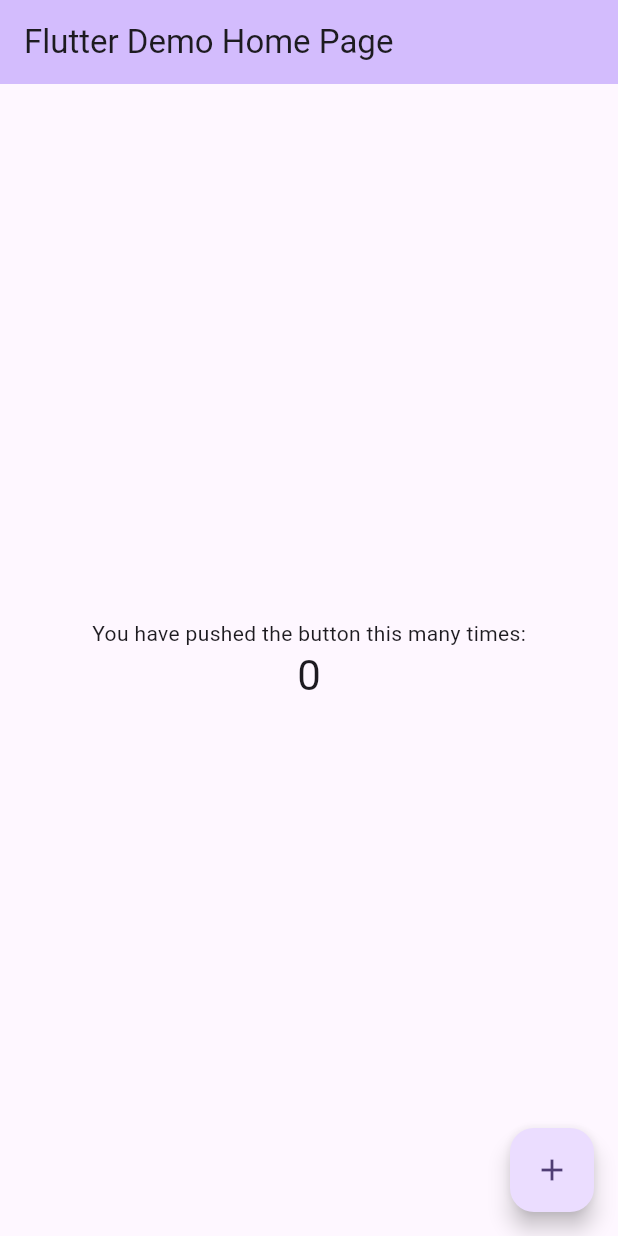
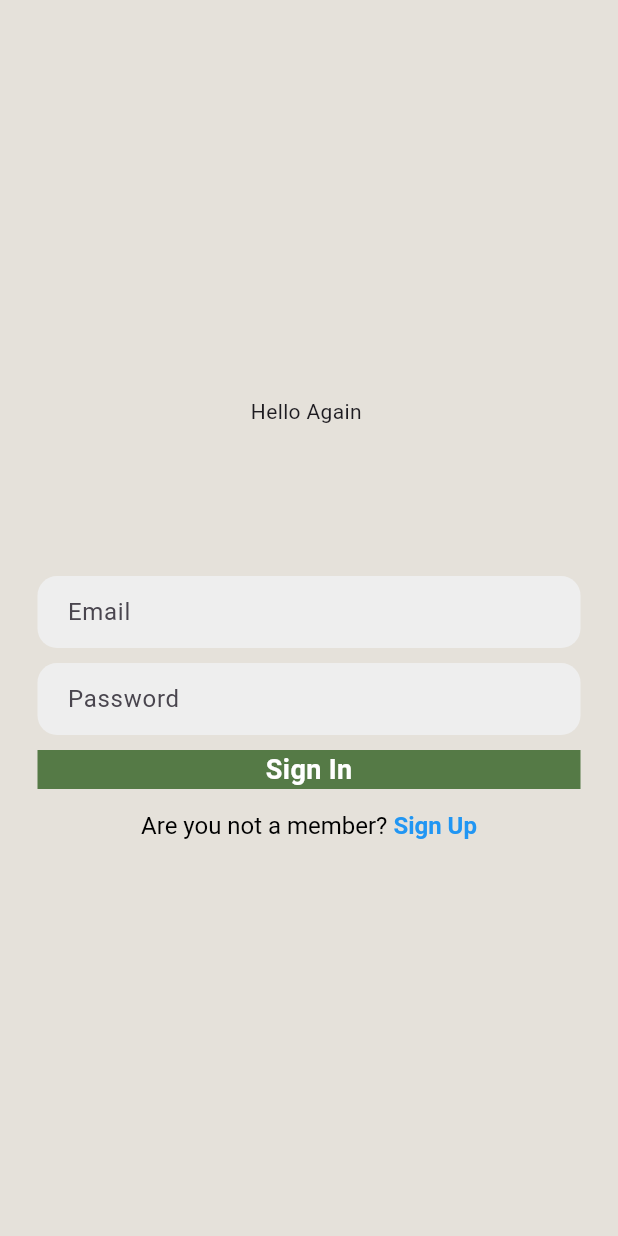
Before and after one commit to Flash210/Ecommerce, a Flutter app: the screen it shows after launch, on a phone screen of 412 x 824 dp. Run offline on Flutter 3.47's test engine with Material 3 defaults, Android fonts, the phone set to English and light mode, and no system bars; our stand-ins replace firebase_core, flutter_screenutil, get; missing offline and left inert: dart:ffi; accounts and stored records are empty.

Commit message:
login screen

```diff
--- /dev/null
+++ b/lib/auth/login/login_screen.dart
@@ -0,0 +1,69 @@
+
+
+import 'package:ecomerce/widgets/custom_button.dart';
+import 'package:ecomerce/widgets/login_sign_up_screen.dart';
+import 'package:flutter/material.dart';
+import 'package:flutter_screenutil/flutter_screenutil.dart';
+class LoginScreen extends StatefulWidget {
+  const LoginScreen({super.key});
+
+  @override
+  State<LoginScreen> createState() => _LoginScreenState();
+}
+
+class _LoginScreenState extends State<LoginScreen> {
+  @override
+  Widget build(BuildContext context) {
+    return    Scaffold(
+      backgroundColor:  Color(0xFFE5E1DA),
+      body: SafeArea(
+        child: Center(
+          child: SingleChildScrollView(
+
+            child: Column(
+              mainAxisAlignment: MainAxisAlignment.center,
+              children: [
+                Text("Hello Again "),
+
+SizedBox(height: 100),
+
+         FormScreen(hintText: "Email", obscure: false),
+                SizedBox(height: 10),
+                FormScreen(hintText: "Password", obscure: true ),
+                SizedBox(height: 10),
+                 CustomButton(text: "Sign In"),
+                SizedBox(height: 15),
+
+                RichText(
+                  text: TextSpan(
+                    text: 'Are you not a member? ',
+                    style: TextStyle(
+                      color: Colors.black,
+                      fontSize: 16.0,
+                    ),
+                    children: <TextSpan>[
+                      TextSpan(
+                        text: 'Sign Up',
+                        style: TextStyle(
+                          color: Colors.blue,
+                          fontSize: 16.0,
+                          fontWeight: FontWeight.bold,
+                        ),
+
+                      ),
+                    ],
+                  ),
+                )
+
+
+              ],
+            ),
+          ),
+        ),
+      )
+
+    );
+  }
+}
+
+// create a login screen with a form that has two text fields for email and password
--- /dev/null
+++ b/lib/core/images_strings.dart
@@ -0,0 +1,4 @@
+
+
+
+const String login_path = "assets/images/login.png";
--- a/lib/main.dart
+++ b/lib/main.dart
@@ -1,106 +1,31 @@
+import 'package:ecomerce/auth/login/login_screen.dart';
 import 'package:flutter/material.dart';
 import 'package:firebase_core/firebase_core.dart';
+import 'package:get/get.dart';
 import 'firebase_options.dart';
-Future<void> main() async {
-WidgetsFlutterBinding.ensureInitialized();
+ void main()  async {
+   WidgetsFlutterBinding.ensureInitialized();
+   await Firebase.initializeApp();
 
-
-  await Firebase.initializeApp(
-    options: DefaultFirebaseOptions.currentPlatform,
-  );
   runApp(const MyApp());
 }
 
 class MyApp extends StatelessWidget {
   const MyApp({super.key});
 
-  // This widget is the root of your application.
   @override
   Widget build(BuildContext context) {
     return MaterialApp(
+      debugShowCheckedModeBanner: false,
       title: 'Flutter Demo',
       theme: ThemeData(
 
         colorScheme: ColorScheme.fromSeed(seedColor: Colors.deepPurple),
         useMaterial3: true,
       ),
-      home: const MyHomePage(title: 'Flutter Demo Home Page'),
-    );
+      home:  LoginScreen());
+
+
+
   }
 }
-
-class MyHomePage extends StatefulWidget {
-  const MyHomePage({super.key, required this.title});
-
-
-  final String title;
-
-  @override
-  State<MyHomePage> createState() => _MyHomePageState();
-}
-
-class _MyHomePageState extends State<MyHomePage> {
-  int _counter = 0;
-
-  void _incrementCounter() {
-    setState(() {
-
-      _counter++;
-    });
-  }
-
-  @override
-  Widget build(BuildContext context) {
-    // This method is rerun every time setState is called, for instance as done
-    // by the _incrementCounter method above.
-    //
-    // The Flutter framework has been optimized to make rerunning build methods
-    // fast, so that you can just rebuild anything that needs updating rather
-    // than having to individually change instances of widgets.
-    return Scaffold(
-      appBar: AppBar(
-        // TRY THIS: Try changing the color here to a specific color (to
-        // Colors.amber, perhaps?) and trigger a hot reload to see the AppBar
-        // change color while the other colors stay the same.
-        backgroundColor: Theme.of(context).colorScheme.inversePrimary,
-        // Here we take the value from the MyHomePage object that was created by
-        // the App.build method, and use it to set our appbar title.
-        title: Text(widget.title),
-      ),
-      body: Center(
-        // Center is a layout widget. It takes a single child and positions it
-        // in the middle of the parent.
-        child: Column(
-          // Column is also a layout widget. It takes a list of children and
-          // arranges them vertically. By default, it sizes itself to fit its
-          // children horizontally, and tries to be as tall as its parent.
-          //
-          // Column has various properties to control how it sizes itself and
-          // how it positions its children. Here we use mainAxisAlignment to
-          // center the children vertically; the main axis here is the vertical
-          // axis because Columns are vertical (the cross axis would be
-          // horizontal).
-          //
-          // TRY THIS: Invoke "debug painting" (choose the "Toggle Debug Paint"
-          // action in the IDE, or press "p" in the console), to see the
-          // wireframe for each widget.
-          mainAxisAlignment: MainAxisAlignment.center,
-          children: <Widget>[
-            const Text(
-              'You have pushed the button this many times:',
-            ),
-            Text(
-              '$_counter',
-              style: Theme.of(context).textTheme.headlineMedium,
-            ),
-          ],
-        ),
-      ),
-      floatingActionButton: FloatingActionButton(
-        onPressed: _incrementCounter,
-        tooltip: 'Increment',
-        child: const Icon(Icons.add),
-      ), // This trailing comma makes auto-formatting nicer for build methods.
-    );
-  }
-}
--- /dev/null
+++ b/lib/widgets/custom_button.dart
@@ -0,0 +1,34 @@
+
+
+
+import 'package:flutter/cupertino.dart';
+import 'package:flutter/material.dart';
+import 'package:flutter_screenutil/flutter_screenutil.dart';
+
+class CustomButton extends StatelessWidget {
+  const CustomButton({super.key, required this.text});
+  final String text;
+
+  @override
+  Widget build(BuildContext context) {
+    return  Padding(
+      padding: EdgeInsets.symmetric(horizontal: 25),
+      child: Container(
+        decoration: BoxDecoration(
+            color: Color(0xFF557A46)
+        ),
+        child: Center(
+         child: Text(text,
+         style: const TextStyle(
+           color: Colors.white,
+           fontWeight: FontWeight.bold,
+           fontSize: 18
+
+         ),
+         ),
+        ),
+      ),
+
+    );
+  }
+}
--- /dev/null
+++ b/lib/widgets/login_sign_up_screen.dart
@@ -0,0 +1,31 @@
+import 'dart:ffi';
+
+import 'package:flutter/cupertino.dart';
+import 'package:flutter/material.dart';
+import 'package:flutter_screenutil/flutter_screenutil.dart';
+
+class FormScreen extends StatelessWidget {
+  const FormScreen({super.key, required this.hintText, required this.obscure});
+
+  final String hintText;
+  final bool obscure;
+
+  @override
+  Widget build(BuildContext context) {
+    return Padding(
+      padding: EdgeInsets.symmetric(horizontal: 25),
+      child: Container(
+        decoration: BoxDecoration(
+            color: Colors.grey[200], borderRadius: BorderRadius.circular(13)),
+        child: Padding(
+          padding: EdgeInsets.only(left: 20),
+          child: TextField(
+            obscureText: obscure,
+            decoration:
+                InputDecoration(border: InputBorder.none, hintText: hintText),
+          ),
+        ),
+      ),
+    );
+  }
+}
--- a/pubspec.yaml
+++ b/pubspec.yaml
@@ -40,6 +40,8 @@ dependencies:
   cloud_firestore: ^4.14.0
   firebase_storage: ^11.6.0
   google_sign_in: ^6.1.6
+  flutter_screenutil: ^5.9.0
+  get: ^4.6.6
 
 dev_dependencies:
   flutter_test:
@@ -64,8 +66,8 @@ flutter:
   uses-material-design: true
 
   # To add assets to your application, add an assets section, like this:
-  # assets:
-  #   - images/a_dot_burr.jpeg
+  assets:
+    - assets/images/
   #   - images/a_dot_ham.jpeg
 
   # An image asset can refer to one or more resolution-specific "variants", see
```
Also changed, not shown: assets/images/login.png (added), pubspec.lock, 4 other files.
